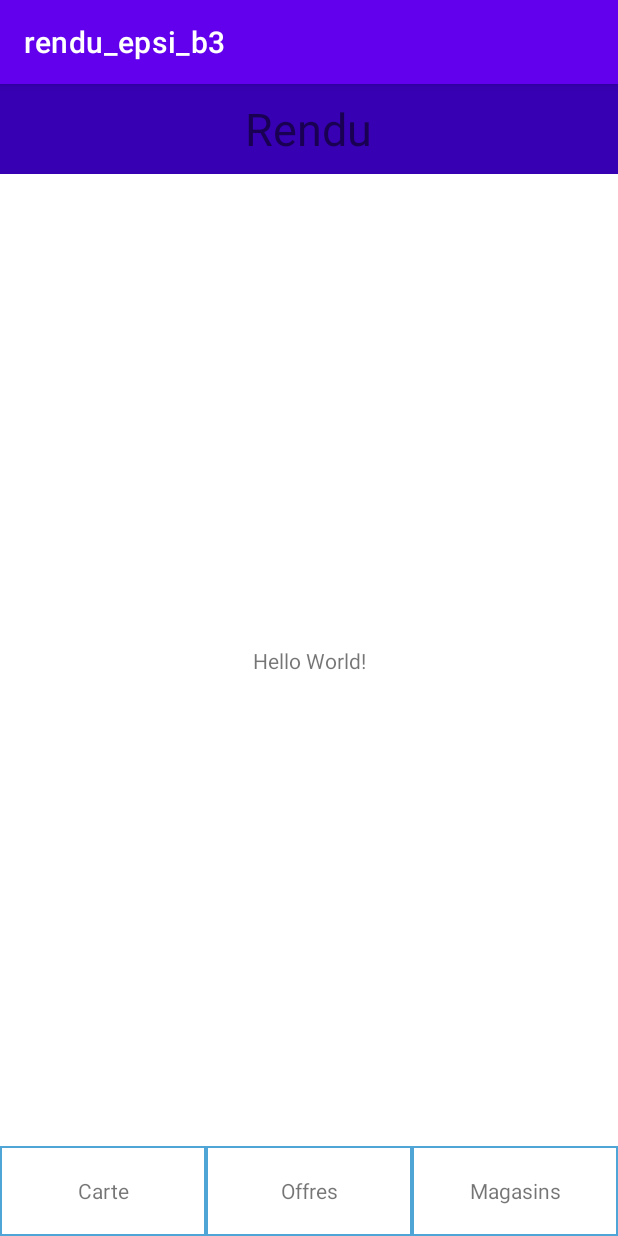
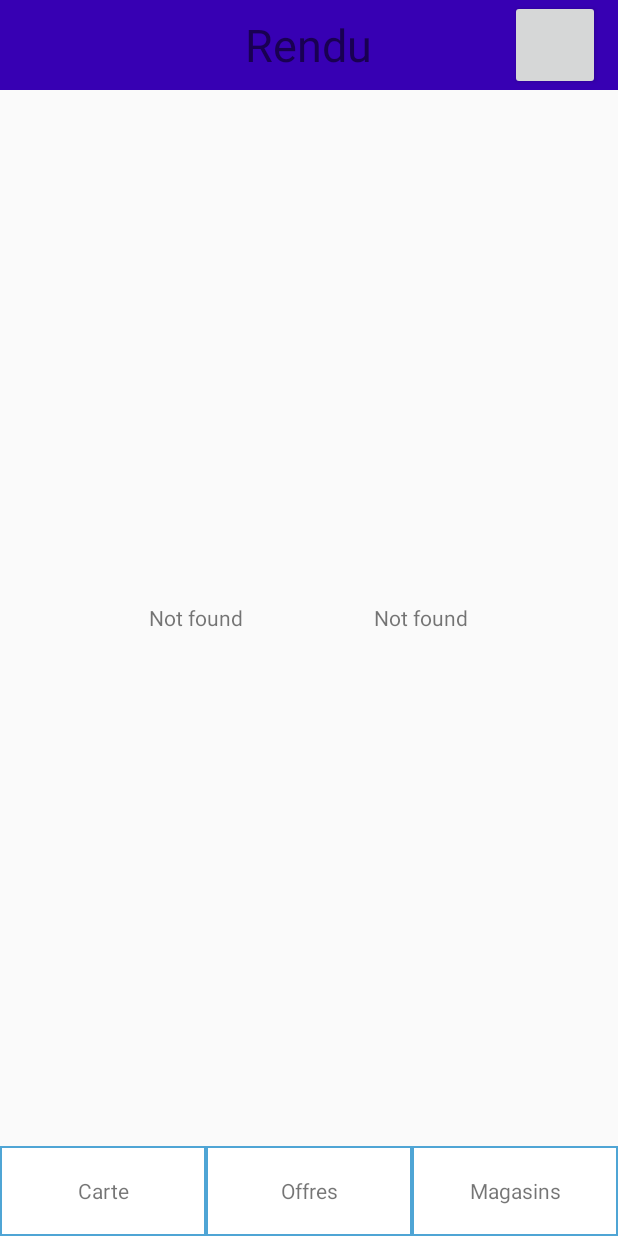
Before and after one commit to Alexandre-stoppini/rendu_epsi_b3, an Android app: the CardFragment screen opened directly, with no data from a screen before it, on a phone screen of 412 x 824 dp. Run offline under Robolectric (Android 15) with nearby library versions, the phone set to English and light mode, and no system bars.

Commit message:
## Added - Création du bouton de retour - Création de la fonctionnalité permettant de modifier les infos de son compte - Ajout des nom et premon + numéro de carte de l'user sur le fragment de carte
## TODO:
### Inscription :
- Lecture de QR code
- Récupération des informations à partir du QR code

### Fragements
- Ajouter code barre de carte de fidélité dans fragment carte
~~- Ajout d'un bandeau supérieur contenant un logo au centre + svg à droite~~
~~- Fragment "Carte" == Fragment par défaut, doit contenir le nom + prenom de l'user, un code barre~~
- Fragment magasin, doit contenir la carte de google Maps avec les points renseigné, chaque magasin aura ses infos updates depuis un fichier json récupéré ici https://djemam.com/epsi/stores.json
- Fragment offres, doit contenir une liste d'images avec une description du produit et son nom. Se base sur https://djemam.com/epsi/offers.json
- Chaque élement sur magasins peut être cliqué pour avoir des infos en +
~~- Si clique sur svg haut et à droite alors accès à interface de modification de compte~~
***

```diff
--- a/app/src/main/AndroidManifest.xml
+++ b/app/src/main/AndroidManifest.xml
@@ -12,7 +12,10 @@
         android:label="@string/app_name"
         android:roundIcon="@mipmap/ic_launcher_round"
         android:supportsRtl="true"
-        android:theme="@style/Theme.Rendu_epsi_b3">
+        android:theme="@style/AppTheme.NoActionBar">
+        <activity
+            android:name=".ModifCompteActivity"
+            android:exported="false" />
         <activity
             android:name=".StoreActivity"
             android:exported="false" />
--- a/app/src/main/java/fr/epsi/rendu_epsi_b3/CardFragment.kt
+++ b/app/src/main/java/fr/epsi/rendu_epsi_b3/CardFragment.kt
@@ -1,9 +1,11 @@
 package fr.epsi.rendu_epsi_b3
 
+import android.content.Context
 import android.os.Bundle
 import android.view.LayoutInflater
 import android.view.View
 import android.view.ViewGroup
+import android.widget.TextView
 import androidx.fragment.app.Fragment
 
 private const val ARG_PARAM1 = "param1"
@@ -34,7 +36,19 @@ class CardFragment : Fragment(){
 
     override fun onViewCreated(view: View, savedInstanceState: Bundle?) {
         super.onViewCreated(view, savedInstanceState)
+        val name: TextView = view.findViewById(R.id.name)
+        val forname: TextView = view.findViewById(R.id.forname)
+        name.setText(readSharedPreference("name"))
+        forname.setText(readSharedPreference("forname"))
+    }
 
+    fun readSharedPreference(key : String) : String{
+        activity?.let {
+            val sharedPreferences=it.getSharedPreferences("user", Context.MODE_PRIVATE)
+            val txt=sharedPreferences.getString(key, "Not found")
+            return txt.toString()
+        }
+        return "Not Found"
     }
 
     companion object {
--- a/app/src/main/java/fr/epsi/rendu_epsi_b3/TabbarActivity.kt
+++ b/app/src/main/java/fr/epsi/rendu_epsi_b3/TabbarActivity.kt
@@ -1,7 +1,11 @@
 package fr.epsi.rendu_epsi_b3
 
+import android.content.Intent
 import android.os.Bundle
 import android.view.View
+import android.widget.Button
+import android.widget.ImageButton
+import android.widget.ImageView
 import android.widget.TextView
 
 class TabbarActivity : BaseActivity() {
@@ -15,6 +19,12 @@ class TabbarActivity : BaseActivity() {
         val tab_card = findViewById<TextView>(R.id.tab_card)
         val tab_offer = findViewById<TextView>(R.id.tab_offer)
         val tab_store = findViewById<TextView>(R.id.tab_store)
+        val modif_user = findViewById<Button>(R.id.button_to_modif)
+
+        modif_user.setOnClickListener(View.OnClickListener {
+            val newIntent= Intent(application, ModifCompteActivity::class.java)
+            startActivity(newIntent)
+        })
 
         tab_card.setOnClickListener(View.OnClickListener {
             show_card()
@@ -25,7 +35,6 @@ class TabbarActivity : BaseActivity() {
         tab_store.setOnClickListener(View.OnClickListener {
             show_store()
         })
-
         show_card()
     }
 
--- a/app/src/main/res/layout/fragment_card.xml
+++ b/app/src/main/res/layout/fragment_card.xml
@@ -1,18 +1,30 @@
 <?xml version="1.0" encoding="utf-8"?>
-<androidx.constraintlayout.widget.ConstraintLayout xmlns:android="http://schemas.android.com/apk/res/android"
+<LinearLayout xmlns:android="http://schemas.android.com/apk/res/android"
     xmlns:app="http://schemas.android.com/apk/res-auto"
     xmlns:tools="http://schemas.android.com/tools"
     android:layout_width="match_parent"
     android:layout_height="match_parent"
+    android:orientation="vertical"
     tools:context=".CardActivity">
 
-    <TextView
-        android:layout_width="wrap_content"
-        android:layout_height="wrap_content"
-        android:text="Hello World!"
-        app:layout_constraintBottom_toBottomOf="parent"
-        app:layout_constraintLeft_toLeftOf="parent"
-        app:layout_constraintRight_toRightOf="parent"
-        app:layout_constraintTop_toTopOf="parent" />
+    <LinearLayout
+        android:layout_width="match_parent"
+        android:layout_height="match_parent"
+        android:orientation="horizontal"
+        android:gravity="center">
 
-</androidx.constraintlayout.widget.ConstraintLayout>
+        <TextView
+            android:id="@+id/name"
+            android:layout_width="150dp"
+            android:layout_height="30dp"
+            android:gravity="center"
+            android:text="" />
+
+        <TextView
+            android:id="@+id/forname"
+            android:layout_width="150dp"
+            android:layout_height="30dp"
+            android:gravity="center"
+            android:text="" />
+    </LinearLayout>
+</LinearLayout>
--- a/app/src/main/res/layout/layout_header.xml
+++ b/app/src/main/res/layout/layout_header.xml
@@ -1,6 +1,6 @@
 <?xml version="1.0" encoding="utf-8"?>
-<LinearLayout
-    xmlns:android="http://schemas.android.com/apk/res/android"
+<LinearLayout xmlns:android="http://schemas.android.com/apk/res/android"
+    xmlns:app="http://schemas.android.com/apk/res-auto"
     android:orientation="vertical"
     android:layout_width="match_parent"
     android:layout_height="match_parent">
@@ -8,7 +8,14 @@
         android:layout_width="match_parent"
         android:layout_height="60dp"
         android:background="@color/purple_700">
-
+        <ImageView
+            android:id="@+id/imageViewBack"
+            android:layout_width="40dp"
+            android:layout_height="40dp"
+            android:visibility="gone"
+            android:layout_centerVertical="true"
+            android:layout_marginLeft="10dp"
+            app:srcCompat="@drawable/icon_back" />
         <TextView
             android:layout_width="wrap_content"
             android:layout_height="wrap_content"
@@ -17,6 +24,12 @@
             android:text="Rendu"
             android:layout_centerInParent="true"/>
 
+        <Button
+            android:layout_marginStart="340dp"
+            android:layout_width="60dp"
+            android:layout_height="match_parent"
+            android:id="@+id/button_to_modif"/>
+
     </RelativeLayout>
 
 </LinearLayout>
--- a/app/src/main/res/values/strings.xml
+++ b/app/src/main/res/values/strings.xml
@@ -13,4 +13,5 @@
     <string name="card">Carte</string>
     <string name="offer">Offres</string>
     <string name="store">Magasins</string>
+    <string name="save_modifications">J\'enregistre les modifications</string>
 </resources>
--- a/app/src/main/res/values/themes.xml
+++ b/app/src/main/res/values/themes.xml
@@ -13,4 +13,15 @@
         <item name="android:statusBarColor" tools:targetApi="l">?attr/colorPrimaryVariant</item>
         <!-- Customize your theme here. -->
     </style>
+    <style name="AppTheme.NoActionBar" parent="Theme.AppCompat.Light.DarkActionBar">
+        <item name="windowActionBar">false</item>
+        <item name="windowNoTitle">true</item>
+    </style>
+    <style name="modif_compte" parent="Widget.AppCompat.EditText">
+        <item name="android:layout_width">250dp</item>
+        <item name="android:layout_height">50dp</item>
+        <item name="android:layout_marginTop">50dp</item>
+        <item name="android:layout_gravity">center_horizontal</item>
+    </style>
+
 </resources>
```
Also changed, not shown: app/src/main/java/fr/epsi/rendu_epsi_b3/ModifCompteActivity.kt (added, +63 -0 lines), app/src/main/java/fr/epsi/rendu_epsi_b3/StoreActivity.kt (+11 -8 lines), app/src/main/res/layout/activity_modif_compte.xml (added, +63 -0 lines), app/src/main/res/drawable/icon_back.png (added), 1 other file.
